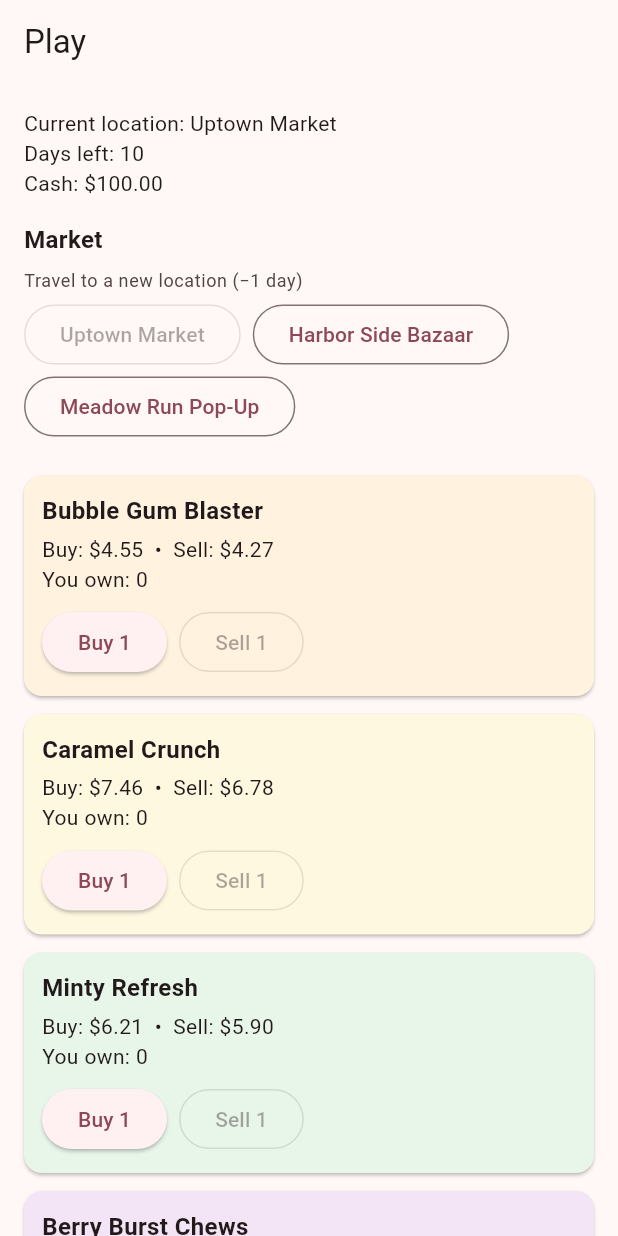
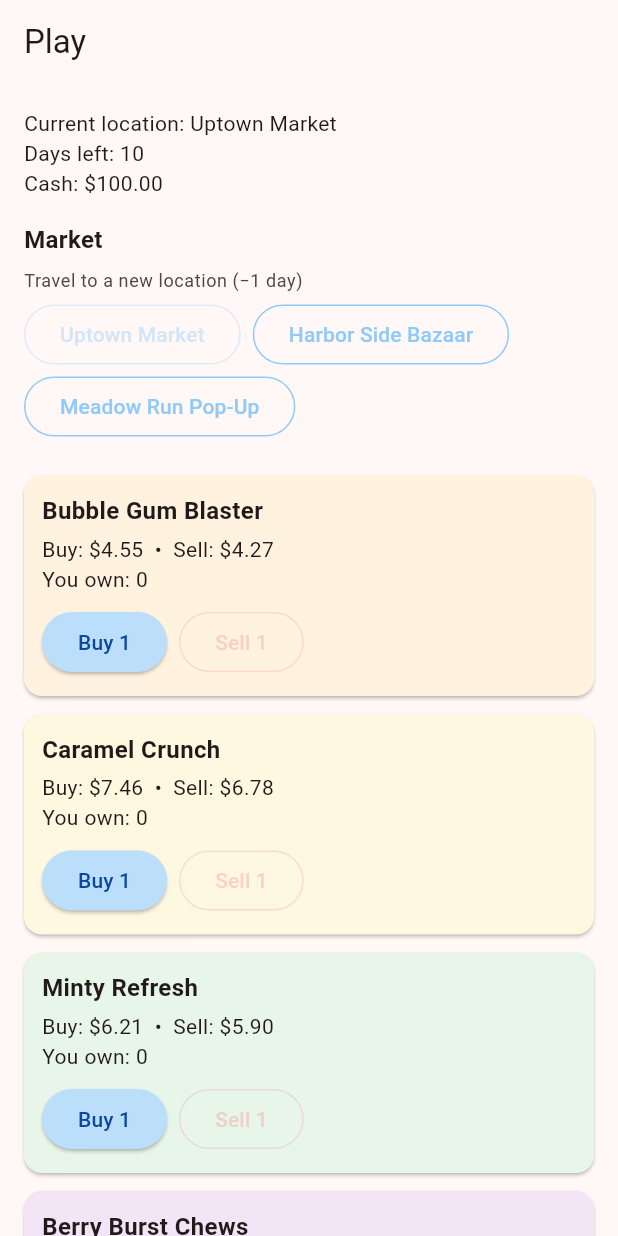
Before and after one commit to alexs1305/SweetStall, a Flutter app: the PlayScreen screen opened by its route, on a phone screen of 412 x 824 dp. Run offline on Flutter 3.47's test engine with Material 3 defaults, Android fonts, the phone set to English and light mode, and no system bars; our stand-ins replace shared_preferences; accounts and stored records are empty.

Commit message:
Update intent button colors
Co-authored-by: alexs1305 <alexs1305@googlemail.com>

```diff
--- a/lib/screens/play_screen.dart
+++ b/lib/screens/play_screen.dart
@@ -11,6 +11,10 @@ const Map<String, Color> _sweetCardColors = {
   'mint': Color(0xFFE8F5E9),
   'berry': Color(0xFFF3E5F5),
 };
+const Color _buyFillColor = Color(0xFFBBDEFB);
+const Color _buyTextColor = Color(0xFF0D47A1);
+const Color _sellAccentColor = Color(0xFFEF9A9A);
+const Color _locationAccentColor = Color(0xFF90CAF9);
 
 class PlayScreen extends StatelessWidget {
   const PlayScreen({super.key});
@@ -20,6 +24,35 @@ class PlayScreen extends StatelessWidget {
     final gameState = context.watch<GameState>();
     final gameActions = context.read<GameActions>();
     final sweets = GameData.sweets;
+    final buyButtonStyle = ButtonStyle(
+      backgroundColor: MaterialStateProperty.resolveWith(
+        (states) => states.contains(MaterialState.disabled)
+            ? _buyFillColor.withOpacity(0.5)
+            : _buyFillColor,
+      ),
+      foregroundColor: MaterialStateProperty.resolveWith(
+        (states) => states.contains(MaterialState.disabled)
+            ? _buyTextColor.withOpacity(0.5)
+            : _buyTextColor,
+      ),
+    );
+    ButtonStyle outlinedIntentStyle(Color color) {
+      return ButtonStyle(
+        foregroundColor: MaterialStateProperty.resolveWith(
+          (states) => states.contains(MaterialState.disabled)
+              ? color.withOpacity(0.4)
+              : color,
+        ),
+        side: MaterialStateProperty.resolveWith(
+          (states) {
+            final resolved = states.contains(MaterialState.disabled)
+                ? color.withOpacity(0.3)
+                : color;
+            return BorderSide(color: resolved);
+          },
+        ),
+      );
+    }
 
     return WillPopScope(
       onWillPop: () async => gameState.isGameOver,
@@ -55,6 +88,7 @@ class PlayScreen extends StatelessWidget {
                   final isSelected = location.id == gameState.currentLocation.id;
                   final hasDaysLeft = gameState.daysLeft > 0;
                   return OutlinedButton(
+                    style: outlinedIntentStyle(_locationAccentColor),
                     onPressed: isSelected || !hasDaysLeft
                         ? null
                         : () async {
@@ -103,6 +137,7 @@ class PlayScreen extends StatelessWidget {
                           Row(
                             children: [
                               ElevatedButton(
+                                style: buyButtonStyle,
                                 onPressed: canBuy
                                     ? () {
                                         gameActions.buy(sweet.id, 1);
@@ -112,6 +147,7 @@ class PlayScreen extends StatelessWidget {
                               ),
                               const SizedBox(width: 8),
                               OutlinedButton(
+                                style: outlinedIntentStyle(_sellAccentColor),
                                 onPressed: canSell
                                     ? () {
                                         gameActions.sell(sweet.id, 1);
```
